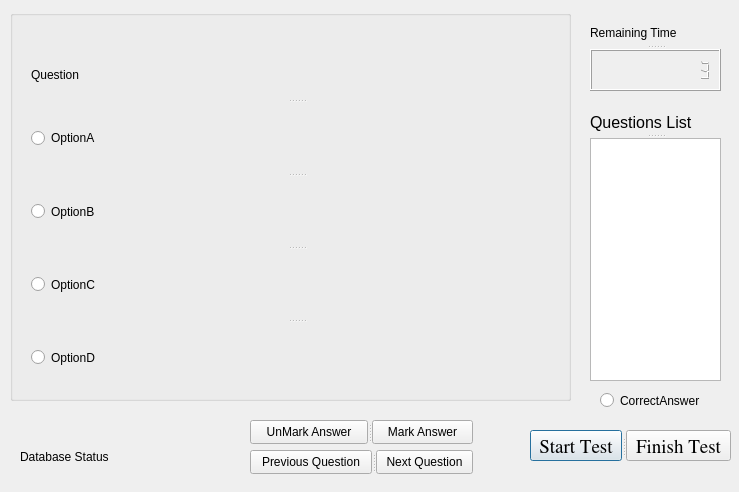
Above: questions.ui from sahilsehgal1995/Quiz_Project before the change. Below: the same form after it.
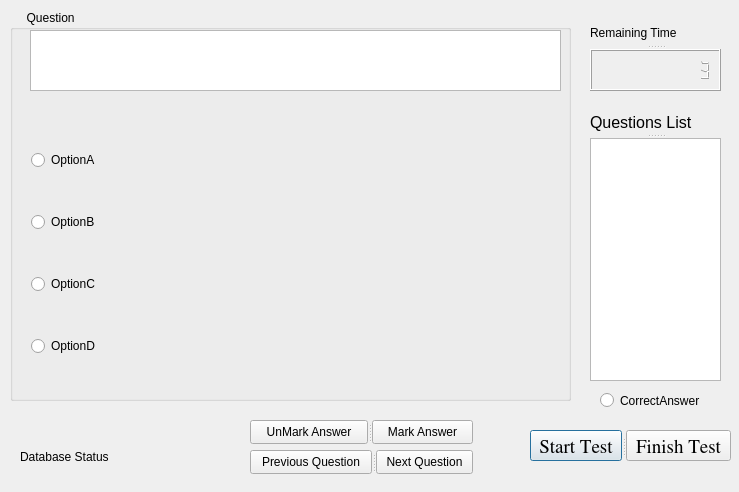
That is the form after the change.

Commit message: Question Label replaced by Text Edit

What changed in the file:
```diff
--- a/questions.ui
+++ b/questions.ui
@@ -36,45 +36,74 @@
     </rect>
    </property>
    <property name="title">
-    <string/>
+    <string>     Question</string>
    </property>
-   <widget class="QSplitter" name="splitter_3">
+   <widget class="QTextEdit" name="Question">
+    <property name="geometry">
+     <rect>
+      <x>20</x>
+      <y>20</y>
+      <width>531</width>
+      <height>61</height>
+     </rect>
+    </property>
+    <property name="font">
+     <font>
+      <family>NanumMyeongjo</family>
+      <pointsize>11</pointsize>
+      <weight>50</weight>
+      <bold>false</bold>
+     </font>
+    </property>
+    <property name="autoFillBackground">
+     <bool>true</bool>
+    </property>
+    <property name="readOnly">
+     <bool>true</bool>
+    </property>
+    <property name="textInteractionFlags">
+     <set>Qt::NoTextInteraction</set>
+    </property>
+   </widget>
+   <widget class="QWidget" name="">
     <property name="geometry">
      <rect>
       <x>21</x>
-      <y>41</y>
+      <y>104</y>
       <width>531</width>
-      <height>341</height>
+      <height>281</height>
      </rect>
     </property>
-    <property name="orientation">
-     <enum>Qt::Vertical</enum>
-    </property>
-    <widget class="QLabel" name="Question">
-     <property name="text">
-      <string>Question</string>
-     </property>
-    </widget>
+    <layout class="QVBoxLayout" name="verticalLayout">
+     <item>
     <widget class="QRadioButton" name="OptionA">
      <property name="text">
       <string>OptionA</string>
      </property>
     </widget>
+     </item>
+     <item>
     <widget class="QRadioButton" name="OptionB">
      <property name="text">
       <string>OptionB</string>
      </property>
     </widget>
+     </item>
+     <item>
     <widget class="QRadioButton" name="OptionC">
      <property name="text">
       <string>OptionC</string>
      </property>
     </widget>
+     </item>
+     <item>
     <widget class="QRadioButton" name="OptionD">
      <property name="text">
       <string>OptionD</string>
      </property>
     </widget>
+     </item>
+    </layout>
    </widget>
    <zorder>splitter_3</zorder>
    <zorder>splitter_6</zorder>
@@ -194,7 +223,7 @@
     </property>
    </widget>
   </widget>
-  <widget class="QWidget" name="">
+  <widget class="QWidget" name="layoutWidget">
    <property name="geometry">
     <rect>
      <x>250</x>
```
Left out of the diff: 2 changed lines with no effect on the pictures. Lines whose indentation alone changed are shown as unchanged. The commit also changes 2 other files.
